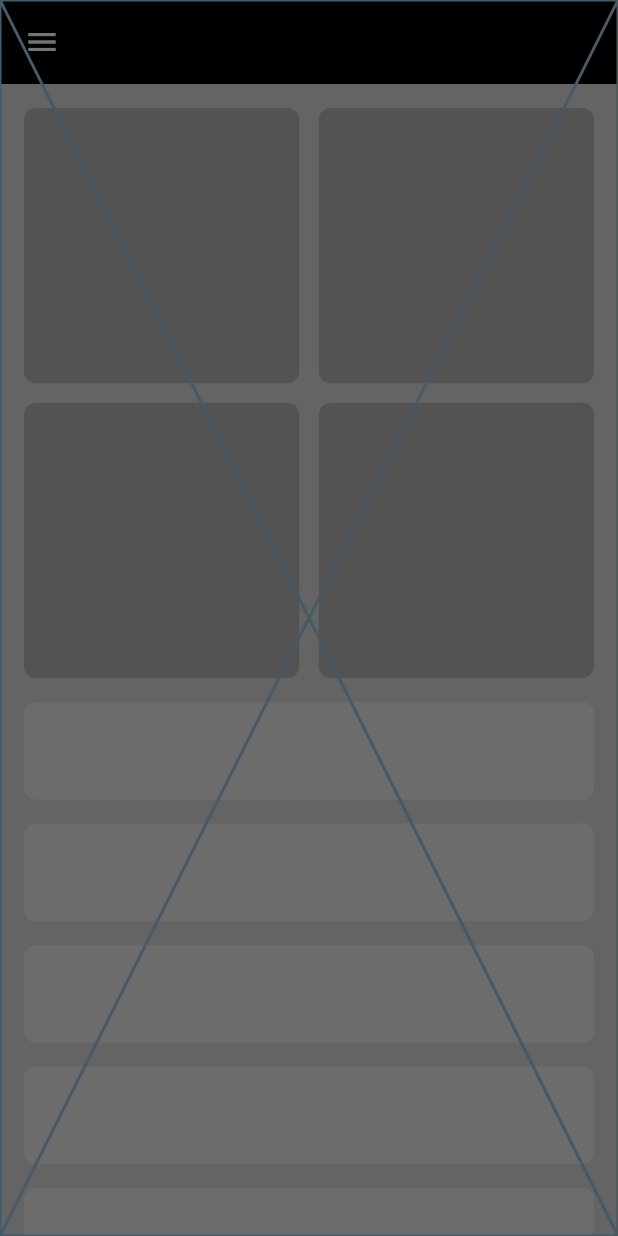
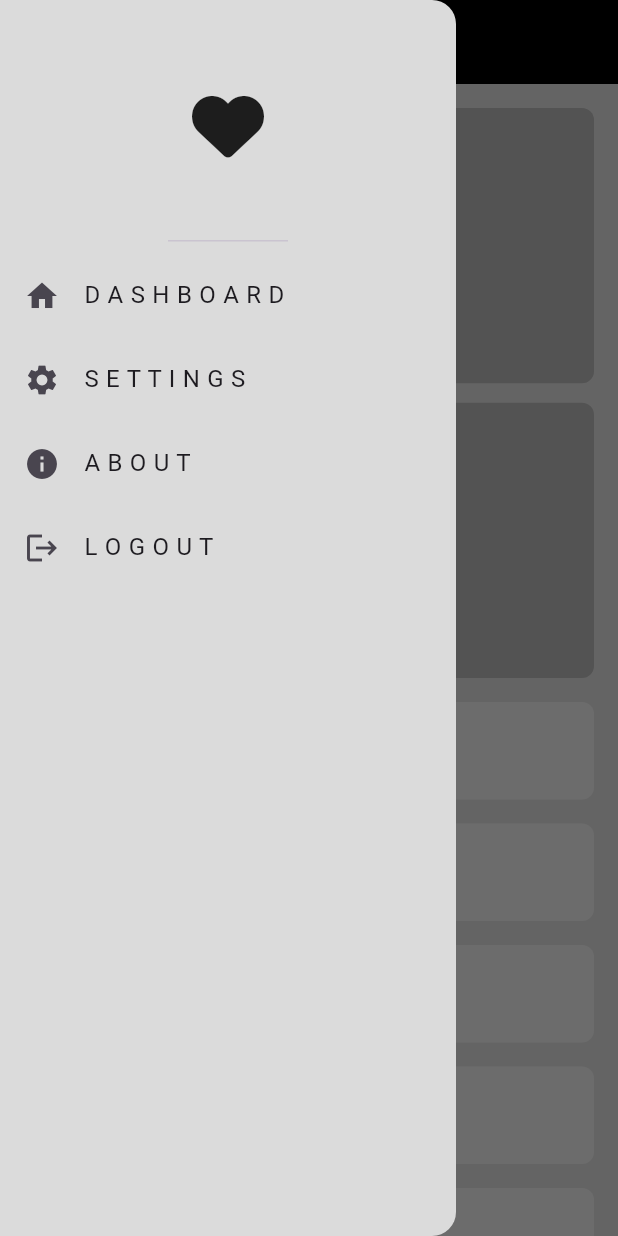
Before and after one commit to AbdulwahabJ/Responsive-Mobile-App, a Flutter app: the screen it shows after launch, with the side drawer open, on a phone screen of 412 x 824 dp. Run offline on Flutter 3.47's test engine with Material 3 defaults, Android fonts, the phone set to English and light mode, and no system bars; our stand-ins replace font_awesome_flutter.

Commit message:
finishing drawer

```diff
--- /dev/null
+++ b/lib/models/drawer_item_model.dart
@@ -0,0 +1,8 @@
+import 'package:flutter/material.dart';
+
+class DrawerItemModel {
+  final String title;
+  final IconData icon;
+
+  const DrawerItemModel({required this.title, required this.icon});
+}
--- a/lib/view/home_view.dart
+++ b/lib/view/home_view.dart
@@ -14,6 +14,7 @@ class _HomeViewState extends State<HomeView> {
   GlobalKey<ScaffoldState> scaffoldkey = GlobalKey();
   //
   @override
+
   Widget build(BuildContext context) {
     return Scaffold(
       key: scaffoldkey,
--- a/lib/view/widgets/custom_drawer.dart
+++ b/lib/view/widgets/custom_drawer.dart
@@ -1,10 +1,45 @@
 import 'package:flutter/material.dart';
+import 'package:font_awesome_flutter/font_awesome_flutter.dart';
+import 'package:responsive_app/models/drawer_item_model.dart';
+import 'package:responsive_app/view/widgets/custom_drawer_item.dart';
+import 'package:responsive_app/view/widgets/custom_item_drawer_list_view.dart';
 
 class CustomDrawer extends StatelessWidget {
   const CustomDrawer({super.key});
 
+  final List<DrawerItemModel> items = const [
+    DrawerItemModel(
+      title: 'D A S H B O A R D',
+      icon: Icons.home,
+    ),
+    DrawerItemModel(
+      title: 'S E T T I N G S',
+      icon: Icons.settings,
+    ),
+    DrawerItemModel(
+      title: 'A B O U T',
+      icon: Icons.info,
+    ),
+    DrawerItemModel(
+      title: 'L O G O U T ',
+      icon: Icons.logout,
+    ),
+  ];
   @override
   Widget build(BuildContext context) {
-    return const Placeholder();
+    return Drawer(
+      backgroundColor: const Color(0xffDBDBDB),
+      child: Column(
+        children: [
+          const DrawerHeader(
+            child: Icon(
+              FontAwesomeIcons.solidHeart,
+              size: 48,
+            ),
+          ),
+          CustomItemDrawerListView(items: items)
+        ],
+      ),
+    );
   }
 }
--- /dev/null
+++ b/lib/view/widgets/custom_drawer_item.dart
@@ -0,0 +1,18 @@
+import 'package:flutter/material.dart';
+import 'package:responsive_app/models/drawer_item_model.dart';
+
+class CustomDrawerItem extends StatelessWidget {
+  const CustomDrawerItem({super.key, required this.drawerItemModel});
+//
+  final DrawerItemModel drawerItemModel;
+//
+  @override
+  Widget build(BuildContext context) {
+    return ListTile(
+      leading: Icon(
+        drawerItemModel.icon,
+      ),
+      title: Text(drawerItemModel.title),
+    );
+  }
+}
--- /dev/null
+++ b/lib/view/widgets/custom_item_drawer_list_view.dart
@@ -0,0 +1,24 @@
+import 'package:flutter/material.dart';
+import 'package:responsive_app/models/drawer_item_model.dart';
+import 'package:responsive_app/view/widgets/custom_drawer_item.dart';
+
+class CustomItemDrawerListView extends StatelessWidget {
+  const CustomItemDrawerListView({
+    super.key,
+    required this.items,
+  });
+
+  final List<DrawerItemModel> items;
+
+  @override
+  Widget build(BuildContext context) {
+    return ListView.builder(
+      shrinkWrap: true,
+      // physics: const NeverScrollableScrollPhysics(),
+      itemCount: items.length,
+      itemBuilder: (context, index) {
+        return CustomDrawerItem(drawerItemModel: items[index]);
+      },
+    );
+  }
+}
```
Also changed, not shown: pubspec.yaml (+4 -12 lines), pubspec.lock.
